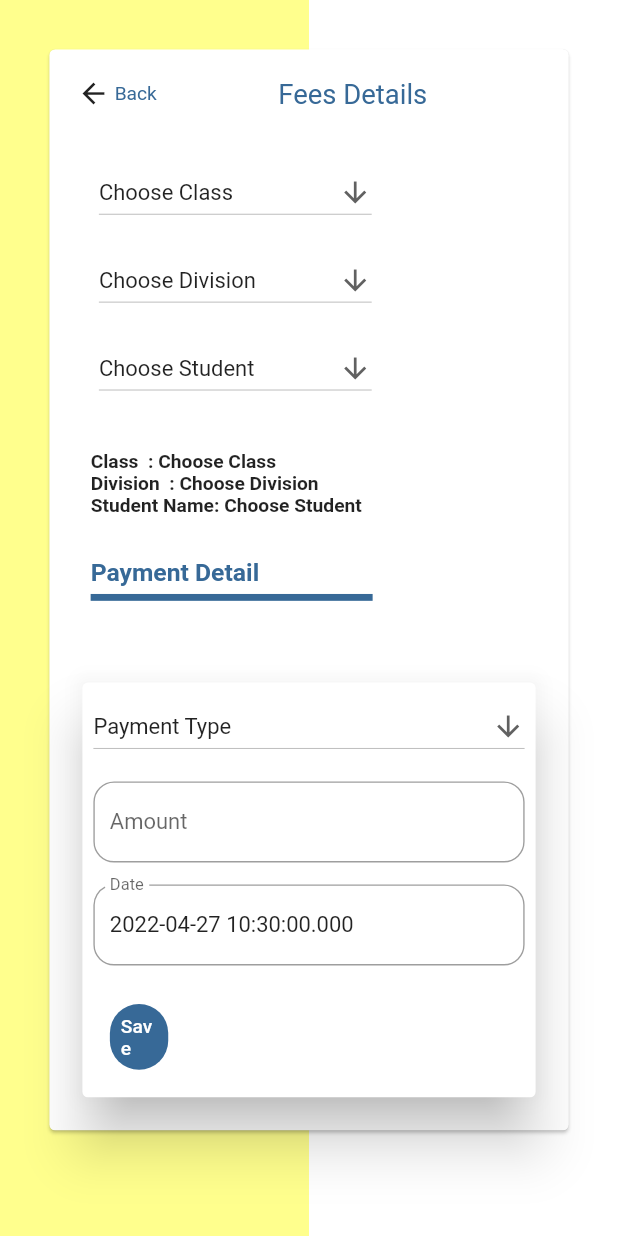
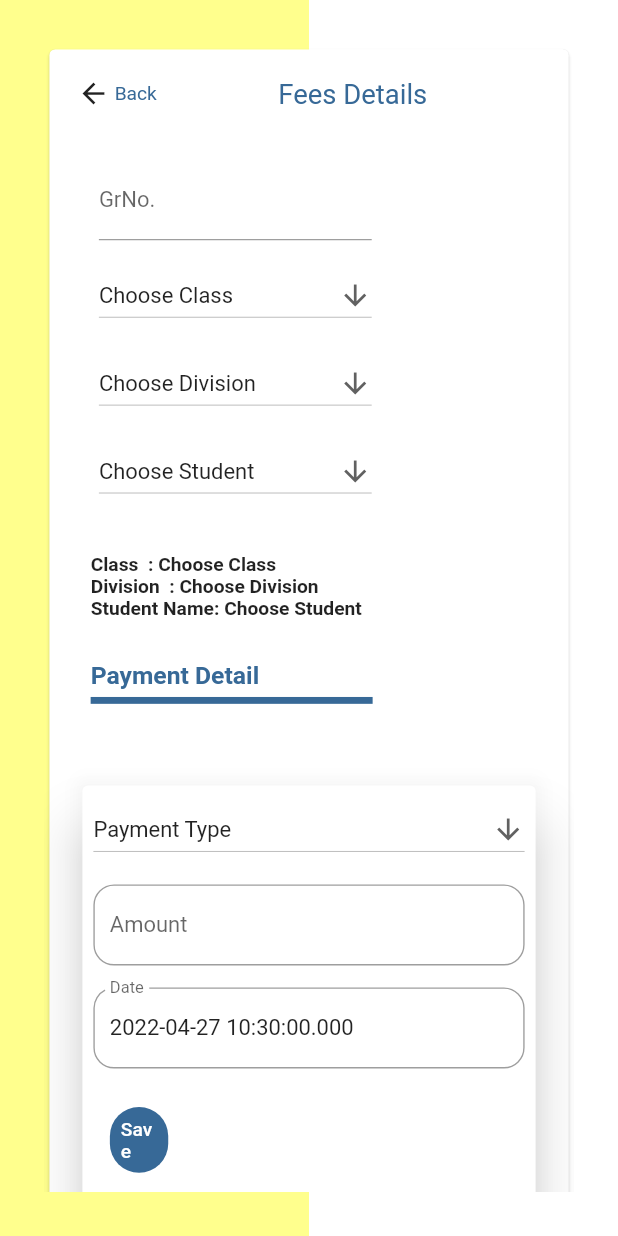
Before and after one commit to dev4589/ERP_SEM4, a Flutter app: the ShowFeesDeatails screen opened by its route, on a phone screen of 412 x 824 dp. Run offline on Flutter 3.47's test engine with Material 2 defaults, Android fonts, the phone set to English and light mode, and no system bars; our stand-ins replace cloud_firestore, dropdown_search, firebase_auth, firebase_core, getwidget, google_fonts and 5 more; accounts and stored records are empty; key blocks and very long unbroken strings in the code were emptied for the run.

Commit message:
fees done

```diff
--- a/lib/ADMIN/screens/StudentFees.dart
+++ b/lib/ADMIN/screens/StudentFees.dart
@@ -8,7 +8,7 @@ import 'package:rflutter_alert/rflutter_alert.dart';
 void main() {
   runApp(MaterialApp(home: ShowFeesDeatails()));
 }
-
+TextEditingController grno= new TextEditingController();
 TextEditingController classc=new TextEditingController();
 TextEditingController division= new TextEditingController();
 TextEditingController name= new TextEditingController();
@@ -87,6 +87,7 @@ class _ShowFeesDeatailsState extends State<ShowFeesDeatails> {
     Future<void> addFees() {
 
       return fees.add({
+        'gr.no':grno.text,
         'Standard': classc.text,
         'Division': division.text,
         'Student_name': name,
@@ -181,6 +182,26 @@ class _ShowFeesDeatailsState extends State<ShowFeesDeatails> {
                             Padding(
                               padding: const EdgeInsets.all(8.0),
                               child: ResponsiveGridRow(children: [
+                                ResponsiveGridCol(
+                                  xl: 3,
+                                  lg: 3,
+                                  md: 6,
+                                  xs: 8,
+                                  sm: 7,
+                                  child: Padding(
+                                    padding: const EdgeInsets.all(8.0),
+                                    child: SizedBox(
+                                      child: TextFormField(
+                                        controller:grno,
+                                        decoration: InputDecoration(
+                                          hintText:" enter grno.",
+                                          labelText: "GrNo."
+                                        )
+                                        )
+                                      )
+                                    ),
+                                  ),
+
                                 ResponsiveGridCol(
                                   xl: 3,
                                   lg: 3,
```
